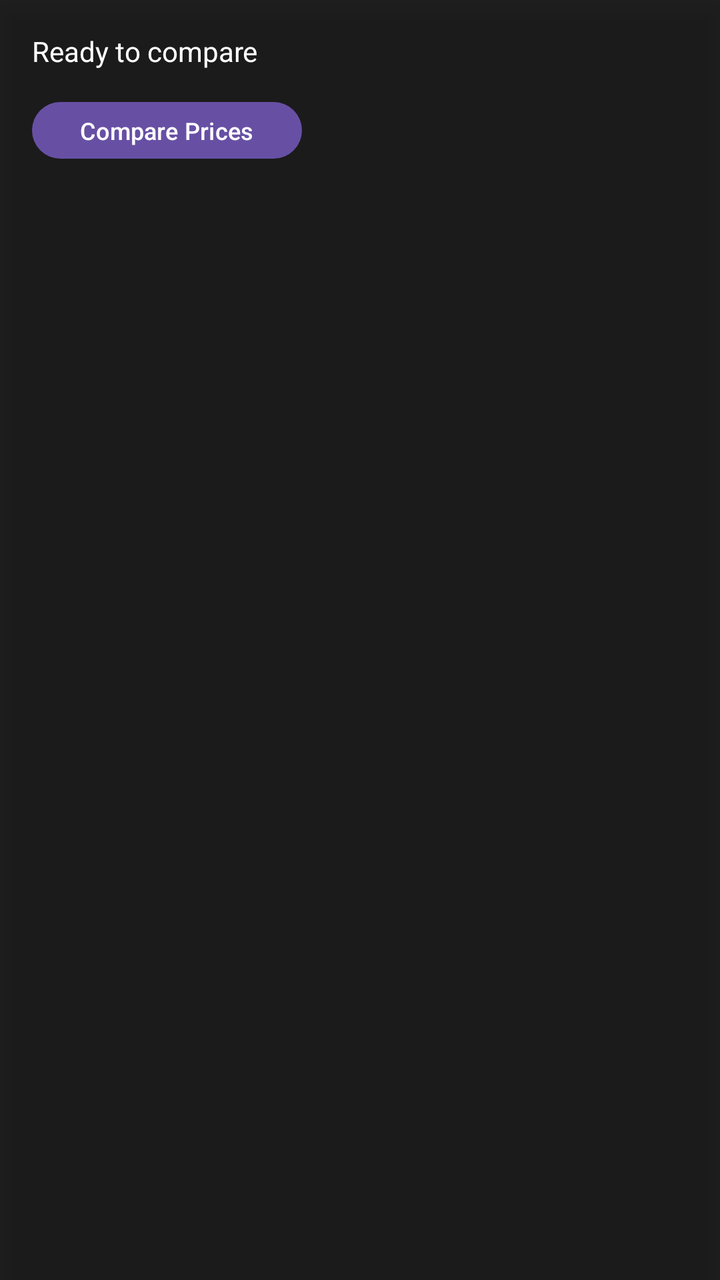
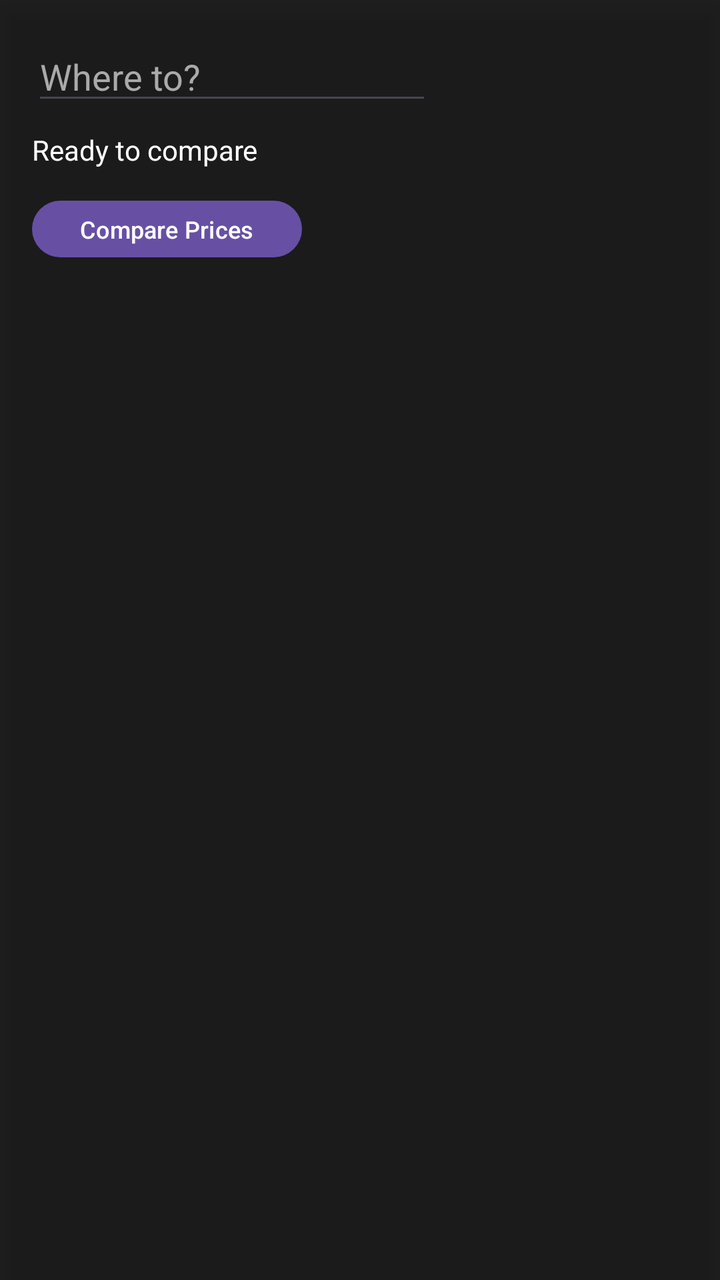

Before-and-after screenshots of an Android layout around one commit, followed by the original layout XML and the change that was made.
<!-- AndroidManifest.xml: application theme Theme.CompareRide -->
<!-- res/layout/layout_floating_widget.xml -->
<?xml version="1.0" encoding="utf-8"?>
<LinearLayout xmlns:android="http://schemas.android.com/apk/res/android"
    android:layout_width="wrap_content"
    android:layout_height="wrap_content"
    android:orientation="vertical"
    android:background="#DD000000"
    android:padding="16dp"
    android:elevation="8dp">

    <TextView
        android:id="@+id/txtPrices"
        android:layout_width="wrap_content"
        android:layout_height="wrap_content"
        android:text="Ready to compare"
        android:textColor="#FFFFFF"
        android:textSize="14sp"
        android:layout_marginBottom="12dp" />

    <Button
        android:id="@+id/btnCompare"
        android:layout_width="wrap_content"
        android:layout_height="wrap_content"
        android:text="Compare Prices"
        android:textSize="12sp"
        android:minHeight="36dp" />

</LinearLayout>
<!-- resources referenced by this layout -->
<resources>
  <style name="Theme.CompareRide" parent="Base.Theme.CompareRide" />
  <style name="Base.Theme.CompareRide" parent="Theme.Material3.DayNight.NoActionBar">
          
          
      </style>
</resources>

<!-- the commit's change to res/layout/layout_floating_widget.xml (unified diff, before → after) -->
@@ -6,6 +6,17 @@
     android:background="#DD000000"
     android:padding="16dp"
     android:elevation="8dp">
+
+    <EditText
+        android:id="@+id/edtDestination"
+        android:layout_width="200dp"
+        android:layout_height="wrap_content"
+        android:hint="Where to?"
+        android:textColor="#FFFFFF"
+        android:textColorHint="#AAAAAA"
+        android:inputType="text"
+        android:imeOptions="actionDone"
+        android:layout_marginBottom="8dp" />
 
     <TextView
         android:id="@+id/txtPrices"
